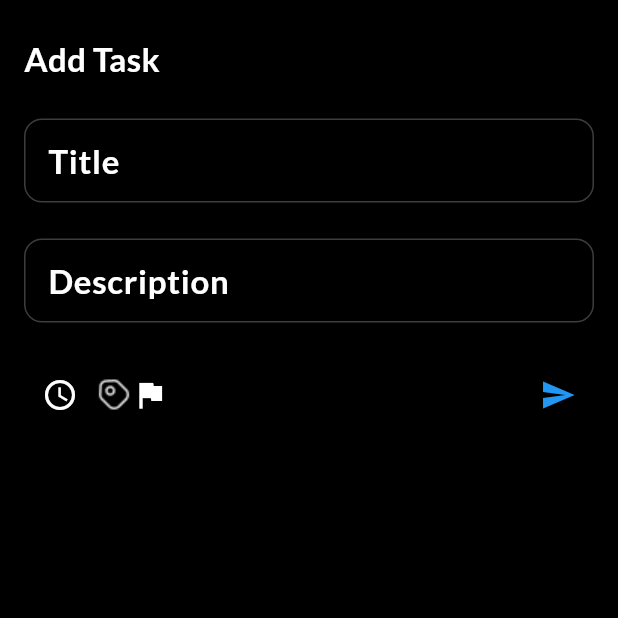
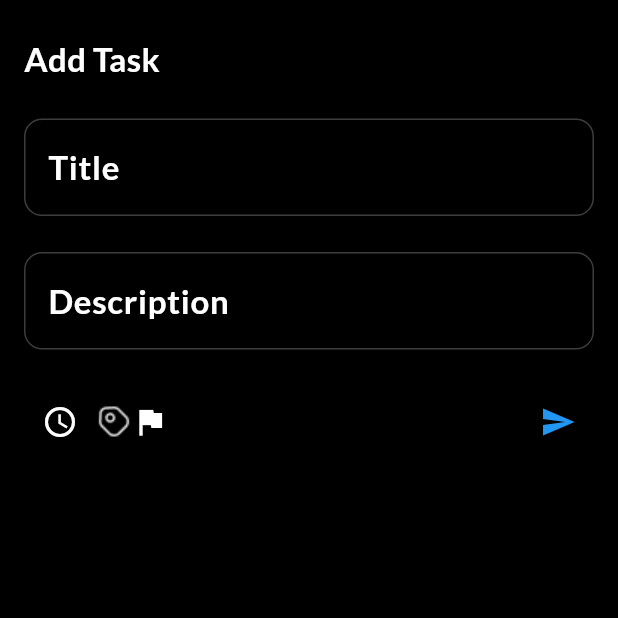
Before and after one commit to FatmaIsmail101/ToDo-App, a Flutter app: the AddScreen screen opened by its route, after a tap on the "send" icon, on a phone screen of 412 x 824 dp, the top half of it. Run offline on Flutter 3.47's test engine with Material 3 defaults, Android fonts, the phone set to English and light mode, and no system bars; drawn by our look-alikes of flutter_bounceable; our stand-ins replace awesome_snackbar_content, convex_bottom_bar, flutter_riverpod, google_fonts, local_auth, shared_preferences; missing offline and left inert: flutter_facebook_auth, flutter_iconpicker; accounts and stored records are empty.

```diff
--- /dev/null
+++ b/lib/core/reusable_widgets/custom_text_field.dart
@@ -0,0 +1,40 @@
+import 'package:flutter/material.dart';
+import 'package:google_fonts/google_fonts.dart';
+
+class CustomTextField extends StatelessWidget {
+  final Function(String) onChange;
+  final String hint;
+
+  CustomTextField({
+    Key? key,
+    required this.onChange,
+    required this.hint,
+    required this.textController,
+  }) : super(key: key);
+  final TextEditingController textController;
+
+  @override
+  Widget build(BuildContext context) {
+    return TextField(
+      controller: textController,
+      style: const TextStyle(color: Colors.white),
+      decoration: InputDecoration(
+        hintText: hint,
+        hintStyle: GoogleFonts.lato(
+          color: Colors.white,
+          fontSize: 22,
+          fontWeight: FontWeight.w600,
+        ),
+        enabledBorder: OutlineInputBorder(
+          borderSide: const BorderSide(color: Colors.white24),
+          borderRadius: BorderRadius.circular(12),
+        ),
+        focusedBorder: OutlineInputBorder(
+          borderSide: const BorderSide(color: Colors.white54),
+          borderRadius: BorderRadius.circular(12),
+        ),
+      ),
+      onChanged: onChange,
+    );
+  }
+}
--- a/lib/feature/home_screen/add_screen/add_screen.dart
+++ b/lib/feature/home_screen/add_screen/add_screen.dart
@@ -1,11 +1,14 @@
+import 'package:awesome_snackbar_content/awesome_snackbar_content.dart';
 import 'package:flutter/material.dart';
 import 'package:flutter_bounceable/flutter_bounceable.dart';
 import 'package:flutter_riverpod/flutter_riverpod.dart';
 import 'package:google_fonts/google_fonts.dart';
+import 'package:up_todo_app/core/notification/notification_bar.dart';
+import 'package:up_todo_app/core/reusable_widgets/custom_text_field.dart';
 import 'package:up_todo_app/feature/home_screen/add_screen/category_dialog.dart';
 import 'package:up_todo_app/feature/home_screen/add_screen/priority_dialog.dart';
+import 'package:up_todo_app/feature/home_screen/add_screen/view_model/add_task_view_model.dart';
 import 'package:up_todo_app/feature/home_screen/index/data/model/task_model.dart';
-import 'package:up_todo_app/feature/home_screen/index/presentation/task_provider/task_providers.dart';
 
 import '../../../core/assets/assets.dart';
 
@@ -17,16 +20,13 @@ class AddScreen extends ConsumerStatefulWidget {
 }
 
 class _AddScreenState extends ConsumerState<AddScreen> {
-  final TextEditingController titleController = TextEditingController();
-  final TextEditingController descriptionController = TextEditingController();
-
-  DateTime? selectedDateTime;
-  Category? selectedCategory;
-  TaskPriority? selectedPriority;
-  bool isComplete = false;
+  final titleController = TextEditingController();
+  final descriptionController = TextEditingController();
 
   @override
   Widget build(BuildContext context) {
+    final state = ref.watch(addTaskProvider);
+    final notifier = ref.read(addTaskProvider.notifier);
     return Material(
       color: Colors.black,
       child: Padding(
@@ -49,55 +49,22 @@ class _AddScreenState extends ConsumerState<AddScreen> {
                   fontWeight: FontWeight.w600,
                 ),
               ),
-
-              TextField(
-                controller: titleController,
-                style: const TextStyle(color: Colors.white),
-                decoration: InputDecoration(
-                  labelText: "Title",
-                  labelStyle: GoogleFonts.lato(
-                    color: Colors.white,
-                    fontSize: 22,
-                    fontWeight: FontWeight.w600,
-                  ),
-                  enabledBorder: OutlineInputBorder(
-                    borderSide: const BorderSide(color: Colors.white24),
-                    borderRadius: BorderRadius.circular(12),
-                  ),
-                  focusedBorder: OutlineInputBorder(
-                    borderSide: const BorderSide(color: Colors.white54),
-                    borderRadius: BorderRadius.circular(12),
-                  ),
-                ),
+              //title
+              CustomTextField(
+                onChange: notifier.updateTitle,
+                hint: "Title",
+                textController: titleController,
               ),
-              TextField(
-                controller: descriptionController,
-                style: const TextStyle(color: Colors.white),
-                decoration: InputDecoration(
-                  labelText: "Description",
-                  labelStyle: GoogleFonts.lato(
-                    color: Colors.white,
-                    fontSize: 22,
-                    fontWeight: FontWeight.w600,
-                  ),
-                  enabledBorder: OutlineInputBorder(
-                    borderSide: const BorderSide(color: Colors.white24),
-                    borderRadius: BorderRadius.circular(12),
-                  ),
-                  focusedBorder: OutlineInputBorder(
-                    borderSide: const BorderSide(color: Colors.white54),
-                    borderRadius: BorderRadius.circular(12),
-                  ),
-                ),
+              //Description
+              CustomTextField(
+                textController: descriptionController,
+                onChange: notifier.updateDescription,
+                hint: "Description",
               ),
-
-              // 🟣 اختيار الكاتيجوري
-
-              // ⏰ زرار التاريخ والساعة
               Row(
                 children: [
                   IconButton(
-                    onPressed: () => pickDate(context),
+                    onPressed: () => pickDate(context, notifier),
                     icon: const Icon(Icons.access_time, color: Colors.white),
                   ),
 
@@ -109,15 +76,13 @@ class _AddScreenState extends ConsumerState<AddScreen> {
                           return Dialog(
                             backgroundColor: Colors.black,
                             child: CategoryDialog(
-                              selectedCategory: selectedCategory,
+                              selectedCategory: state.category,
                             ),
                           );
                         },
                       );
                       if (selectedCategoryItem != null) {
-                        setState(() {
-                          selectedCategory = selectedCategoryItem;
-                        });
+                        notifier.updateCategory(selectedCategoryItem);
                       }
                     },
                     child: Image.asset(Assets.tag),
@@ -131,15 +96,13 @@ class _AddScreenState extends ConsumerState<AddScreen> {
                               return Dialog(
                                 backgroundColor: Colors.black,
                                 child: PriorityDialog(
-                                  selectedPriorty: selectedPriority,
+                                  selectedPriorty: state.priority,
                                 ),
                               );
                             },
                           );
                       if (selectedPriorityItem != null) {
-                        setState(() {
-                          selectedPriority = selectedPriorityItem;
-                        });
+                        notifier.updatePriority(selectedPriorityItem);
                       }
                     },
                     child: Icon(Icons.flag, color: Colors.white),
@@ -147,7 +110,27 @@ class _AddScreenState extends ConsumerState<AddScreen> {
                   Spacer(),
                   IconButton(
                     icon: const Icon(Icons.send, color: Colors.blue),
-                    onPressed: addTask,
+                    onPressed: () async {
+                      final task = await ref
+                          .read(addTaskProvider.notifier)
+                          .saveTask();
+                      if (task != null) {
+                        NotificationBar.showNotification(
+                          message: "Task Added Successfully",
+                          type: ContentType.success,
+                          context: context,
+                          icon: Icons.check,
+                        );
+                        Navigator.pop(context);
+                      } else {
+                        NotificationBar.showNotification(
+                          message: "Fill All fields",
+                          type: ContentType.failure,
+                          context: context,
+                          icon: Icons.error,
+                        );
+                      }
+                    },
                   ),
                 ],
               ),
@@ -158,7 +141,7 @@ class _AddScreenState extends ConsumerState<AddScreen> {
     );
   }
 
-  Future<void> pickDate(BuildContext context) async {
+  Future<void> pickDate(BuildContext context, AddTaskNotifier notifier) async {
     final date = await showDatePicker(
       context: context,
       initialDate: DateTime.now(),
@@ -173,39 +156,9 @@ class _AddScreenState extends ConsumerState<AddScreen> {
     );
     if (time == null) return;
 
-    setState(() {
-      selectedDateTime = DateTime(
-        date.year,
-        date.month,
-        date.day,
-        time.hour,
-        time.minute,
-      );
-    });
-  }
-
-  Future<void> addTask() async {
-    if (titleController.text.trim().isEmpty ||
-        selectedCategory == null ||
-        selectedPriority == null ||
-        selectedDateTime == null) {
-      ScaffoldMessenger.of(
-        context,
-      ).showSnackBar(const SnackBar(content: Text("Please fill all fields")));
-      return;
-    }
-
-    final task = TaskModel(
-      title: titleController.text.trim(),
-      description: descriptionController.text.trim(),
-      isComplete: isComplete,
-      category: selectedCategory!,
-      priority: selectedPriority!,
-      dateTime: selectedDateTime!,
+    notifier.updateDateTime(
+      DateTime(date.year, date.month, date.day, time.hour, time.minute),
     );
-
-    await ref.read(taskViewModelProvider.notifier).addTask(task);
-    Navigator.pop(context);
   }
 }
 
--- /dev/null
+++ b/lib/feature/home_screen/add_screen/view_model/add_task_view_model.dart
@@ -0,0 +1,83 @@
+import 'package:flutter_riverpod/flutter_riverpod.dart';
+import 'package:flutter_riverpod/legacy.dart';
+import 'package:up_todo_app/feature/home_screen/index/data/model/task_model.dart';
+import 'package:up_todo_app/feature/home_screen/index/presentation/task_provider/task_providers.dart';
+
+final addTaskProvider = StateNotifierProvider<AddTaskNotifier, AddTaskState>(
+  (ref) => AddTaskNotifier(ref),
+);
+
+class AddTaskState {
+  final String title;
+  final String description;
+  final DateTime? dateTime;
+  final Category? category;
+  final TaskPriority? priority;
+  final bool isComplete;
+
+  AddTaskState({
+    this.title = '',
+    this.description = '',
+    this.dateTime,
+    this.priority,
+    this.category,
+    this.isComplete = false,
+  });
+
+  AddTaskState copyWith({
+    String? title,
+    String? description,
+    DateTime? dateTime,
+    Category? category,
+    TaskPriority? priority,
+    bool? isComplete,
+  }) {
+    return AddTaskState(
+      title: title ?? this.title,
+      description: description ?? this.description,
+      dateTime: dateTime ?? this.dateTime,
+      category: category ?? this.category,
+      isComplete: isComplete ?? this.isComplete,
+      priority: priority ?? this.priority,
+    );
+  }
+}
+
+class AddTaskNotifier extends StateNotifier<AddTaskState> {
+  final Ref ref;
+
+  AddTaskNotifier(this.ref) : super(AddTaskState());
+
+  void updateTitle(String title) => state = state.copyWith(title: title);
+
+  void updateDescription(String description) =>
+      state = state.copyWith(description: description);
+
+  void updateCategory(Category category) =>
+      state = state.copyWith(category: category);
+
+  void updatePriority(TaskPriority priority) =>
+      state = state.copyWith(priority: priority);
+
+  void updateDateTime(DateTime date) => state = state.copyWith(dateTime: date);
+
+  Future<TaskModel?> saveTask() async {
+    if (state.title.isEmpty ||
+        state.description.isEmpty ||
+        state.priority == null ||
+        state.category == null ||
+        state.dateTime == null) {
+      return null;
+    }
+    final task = TaskModel(
+      title: state.title,
+      isComplete: state.isComplete,
+      category: state.category!,
+      priority: state.priority!,
+      dateTime: state.dateTime!,
+      description: state.description,
+    );
+    await ref.read(taskViewModelProvider.notifier).addTask(task);
+    return task;
+  }
+}
```
Also changed, not shown: lib/feature/home_screen/add_screen/categories/add_category.dart (+28 -73 lines), lib/feature/home_screen/add_screen/categories/view_model/add_category_view_model.dart (added, +59 -0 lines), lib/feature/home_screen/index/presentation/view_model/edit_view_model.dart (+0 -8 lines).
